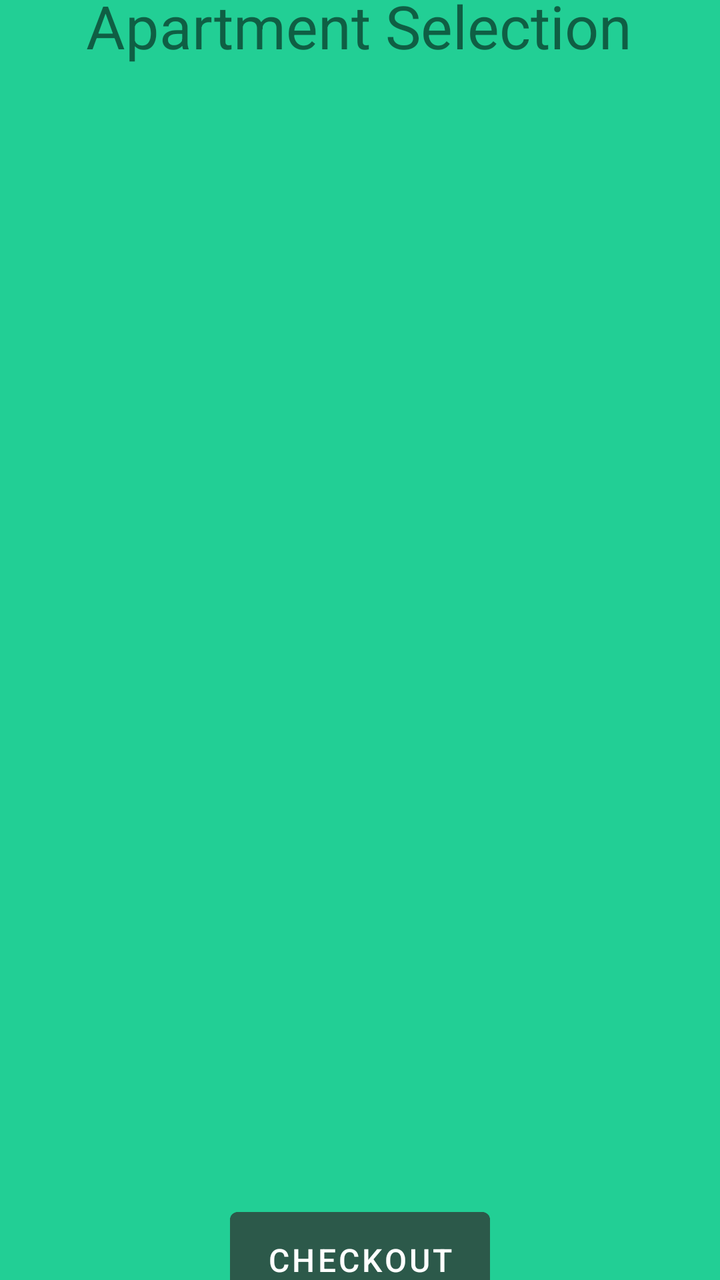
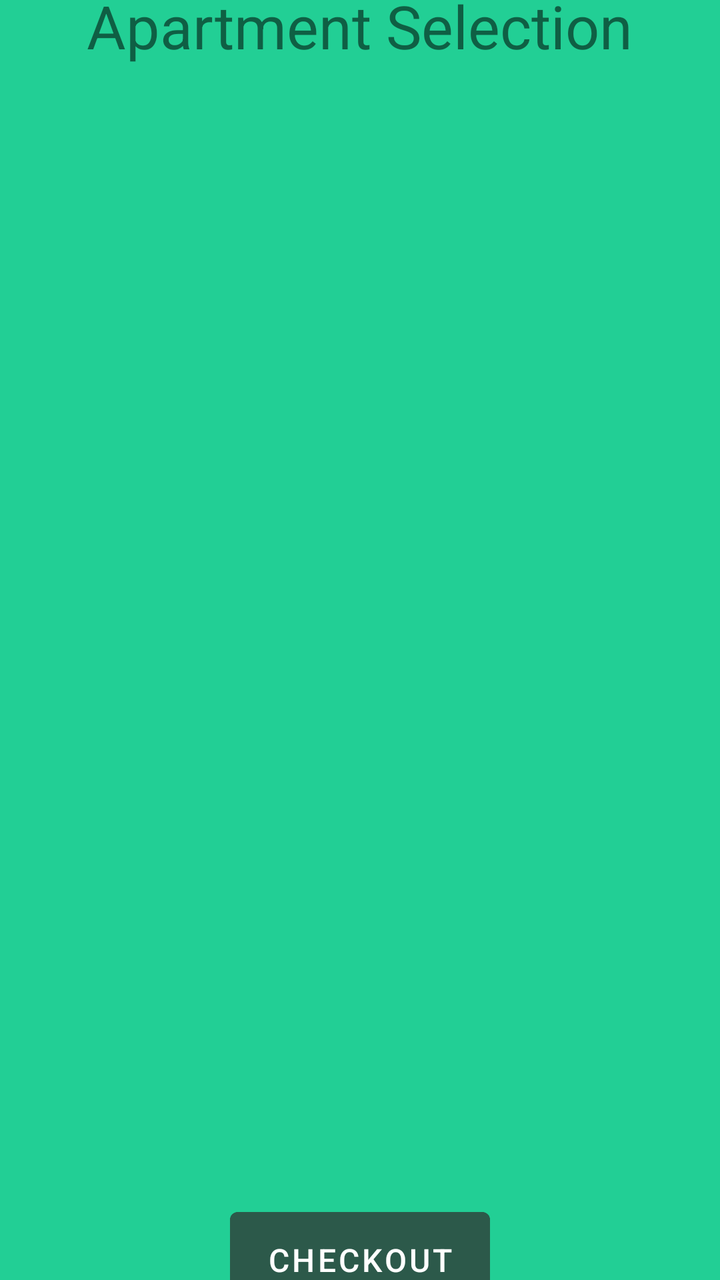

Screens rendered from an Android XML layout before and after an edit, with the pre-edit source and the edit as a unified diff.
<!-- AndroidManifest.xml: application theme Theme.Alexandermaynard_COMP304Lab2_Ex1 -->
<!-- res/layout/activity_apartment.xml -->
<?xml version="1.0" encoding="utf-8"?>
<androidx.constraintlayout.widget.ConstraintLayout xmlns:android="http://schemas.android.com/apk/res/android"
    xmlns:app="http://schemas.android.com/apk/res-auto"
    xmlns:tools="http://schemas.android.com/tools"
    android:id="@+id/main"
    android:layout_width="match_parent"
    android:layout_height="match_parent"
    android:background="#22CF95"
    tools:context=".Apartment">


    <TextView
        android:layout_width="wrap_content"
        android:layout_height="wrap_content"
        android:text="@string/apartment_title_text"
        android:textSize="30sp"
        app:layout_constraintBottom_toTopOf="@+id/house_type_recycler_view"
        app:layout_constraintEnd_toEndOf="parent"
        app:layout_constraintHorizontal_bias="0.496"
        app:layout_constraintStart_toStartOf="parent"
        app:layout_constraintTop_toTopOf="parent"
        app:layout_constraintVertical_bias="0.392" />

    <androidx.recyclerview.widget.RecyclerView
        android:id="@+id/house_type_recycler_view"
        android:layout_width="match_parent"
        android:layout_height="600dp"
        app:layout_constraintBottom_toBottomOf="parent"
        app:layout_constraintTop_toTopOf="parent"
        app:layout_constraintVertical_bias="0.498"
        tools:layout_editor_absoluteX="36dp" />

    <Button
        android:id="@+id/apartment_btn"
        android:layout_width="wrap_content"
        android:layout_height="wrap_content"
        android:width="130dp"
        android:height="60dp"
        android:backgroundTint="#2C594A"
        android:text="@string/checkout_btn_text"
        android:textSize="16sp"
        app:layout_constraintBottom_toBottomOf="parent"
        app:layout_constraintEnd_toEndOf="parent"
        app:layout_constraintStart_toStartOf="parent"
        app:layout_constraintTop_toBottomOf="@+id/house_type_recycler_view" />

</androidx.constraintlayout.widget.ConstraintLayout>
<!-- resources referenced by this layout -->
<resources>
  <string name="apartment_title_text">Apartment Selection</string>
  <string name="checkout_btn_text">Checkout</string>
  <style name="Theme.Alexandermaynard_COMP304Lab2_Ex1" parent="Base.Theme.Alexandermaynard_COMP304Lab2_Ex1" />
  <style name="Base.Theme.Alexandermaynard_COMP304Lab2_Ex1" parent="Theme.MaterialComponents.DayNight.DarkActionBar">
          
          
      </style>
</resources>

<!-- the commit's change to res/layout/activity_apartment.xml (unified diff, before → after) -->
@@ -10,6 +10,7 @@
 
 
     <TextView
+        android:id="@+id/apartment_title"
         android:layout_width="wrap_content"
         android:layout_height="wrap_content"
         android:text="@string/apartment_title_text"
@@ -19,7 +20,8 @@
         app:layout_constraintHorizontal_bias="0.496"
         app:layout_constraintStart_toStartOf="parent"
         app:layout_constraintTop_toTopOf="parent"
-        app:layout_constraintVertical_bias="0.392" />
+        app:layout_constraintVertical_bias="0.392"
+        android:textAlignment="center" />
 
     <androidx.recyclerview.widget.RecyclerView
         android:id="@+id/house_type_recycler_view"
@@ -31,7 +33,7 @@
         tools:layout_editor_absoluteX="36dp" />
 
     <Button
-        android:id="@+id/apartment_btn"
+        android:id="@+id/apartment_checkout_btn"
         android:layout_width="wrap_content"
         android:layout_height="wrap_content"
         android:width="130dp"
